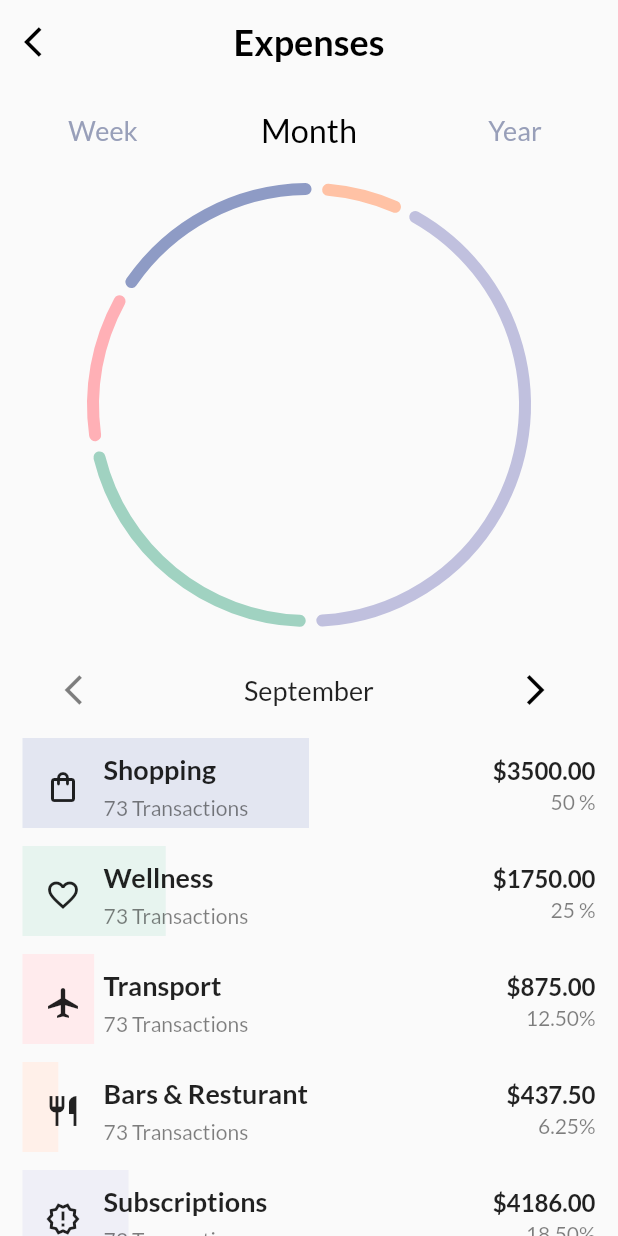
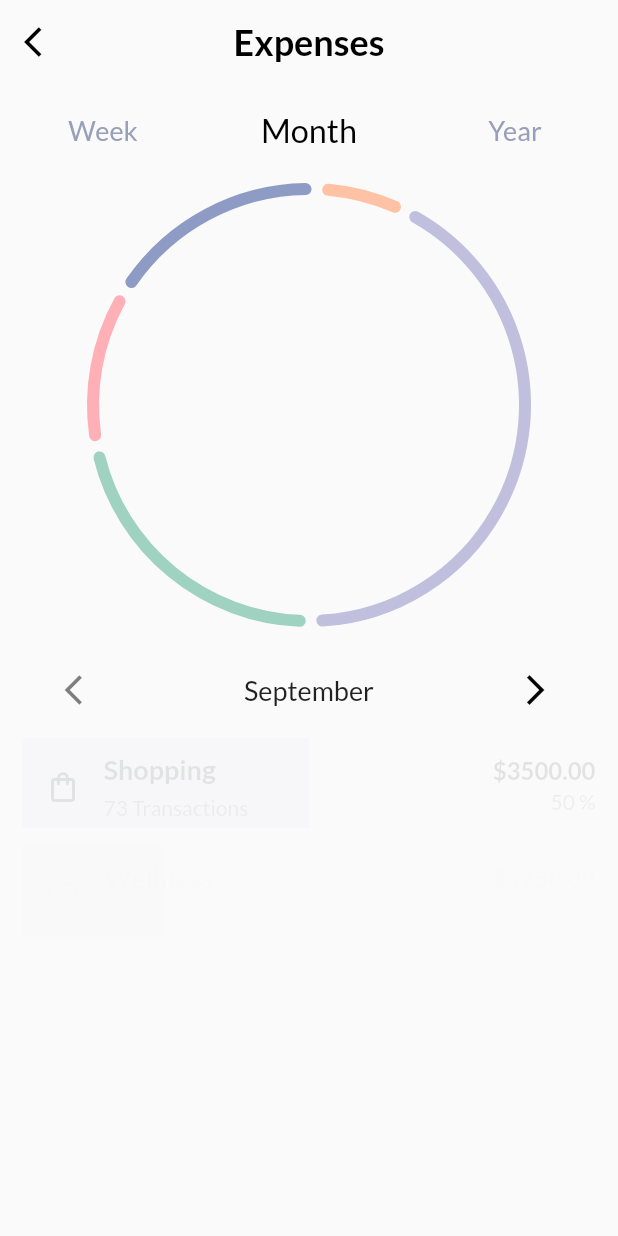
Before and after one commit to vintx64/flutter_replicate_card_transaction, a Flutter app: the first screen one second after launch, on a phone screen of 412 x 824 dp. Run offline on Flutter 3.47's test engine with Material 2 defaults, Android fonts, the phone set to English and light mode, and no system bars.

Commit message:
add animations to custom bar chart

```diff
--- a/lib/features/home/presentation/views/widgets/custom_bar_chart.dart
+++ b/lib/features/home/presentation/views/widgets/custom_bar_chart.dart
@@ -1,19 +1,57 @@
 import 'package:flutter/material.dart';
 import 'package:flutter_replicate_card_transaction/constants.dart';
 
-class ExpenseChartWidget extends StatelessWidget {
+class ExpenseChartWidget extends StatefulWidget {
   final List<Expense> expenses;
 
-  const ExpenseChartWidget({super.key, required this.expenses});
+  const ExpenseChartWidget({Key? key, required this.expenses})
+      : super(key: key);
+
+  @override
+  _ExpenseChartWidgetState createState() => _ExpenseChartWidgetState();
+}
+
+class _ExpenseChartWidgetState extends State<ExpenseChartWidget>
+    with TickerProviderStateMixin {
+  late final AnimationController _controller;
+
+  @override
+  void initState() {
+    super.initState();
+    _controller = AnimationController(
+      vsync: this,
+      duration: const Duration(milliseconds: 3500),
+    );
+    _controller.forward();
+  }
+
+  @override
+  void dispose() {
+    _controller.dispose();
+    super.dispose();
+  }
 
   @override
   Widget build(BuildContext context) {
     return Expanded(
       child: ListView.builder(
-        itemCount: expenses.length,
+        itemCount: widget.expenses.length,
         itemBuilder: (context, index) {
-          final expense = expenses[index];
-          return Padding(
+          final expense = widget.expenses[index];
+          final animation = Tween(begin: 0.0, end: 1.0).animate(
+            CurvedAnimation(
+              parent: _controller,
+              curve: Interval(
+                index / widget.expenses.length,
+                1.0,
+                curve: Curves.easeInOut,
+              ),
+            ),
+          );
+
+          return FadeTransition(
+            opacity: animation,
+            child: Padding(
               padding: const EdgeInsets.only(left: 15, right: 15, top: 12),
               child: CustomPaint(
                 painter: ExpensePainter(expense.percentage, expense.color),
@@ -78,6 +116,7 @@ class ExpenseChartWidget extends StatelessWidget {
                   ),
                 ),
               ),
+            ),
           );
         },
       ),
@@ -114,13 +153,13 @@ class ExpensePainter extends CustomPainter {
     final paint = Paint()..color = color;
     final rect = Rect.fromPoints(
       const Offset(0, 0),
-      Offset(size.width * fillPercentage / 100, size.height), // Divide by 100
+      Offset(size.width * fillPercentage / 100, size.height),
     );
     canvas.drawRect(rect, paint);
   }
 
   @override
   bool shouldRepaint(covariant CustomPainter oldDelegate) {
-    return false;
+    return true;
   }
 }
--- a/lib/features/home/presentation/views/widgets/expenses_view_body.dart
+++ b/lib/features/home/presentation/views/widgets/expenses_view_body.dart
@@ -53,7 +53,7 @@ class ExpensesViewBody extends StatelessWidget {
               price: 875.0,
             ),
             Expense(
-              icon: Icons.restaurant_outlined,
+              icon: Icons.restaurant_menu_outlined,
               title: 'Bars & Resturant',
               percentage: 6.25,
               color: const Color.fromRGBO(255, 240, 233, 1),
```
Lines whose indentation alone changed are shown as unchanged.
